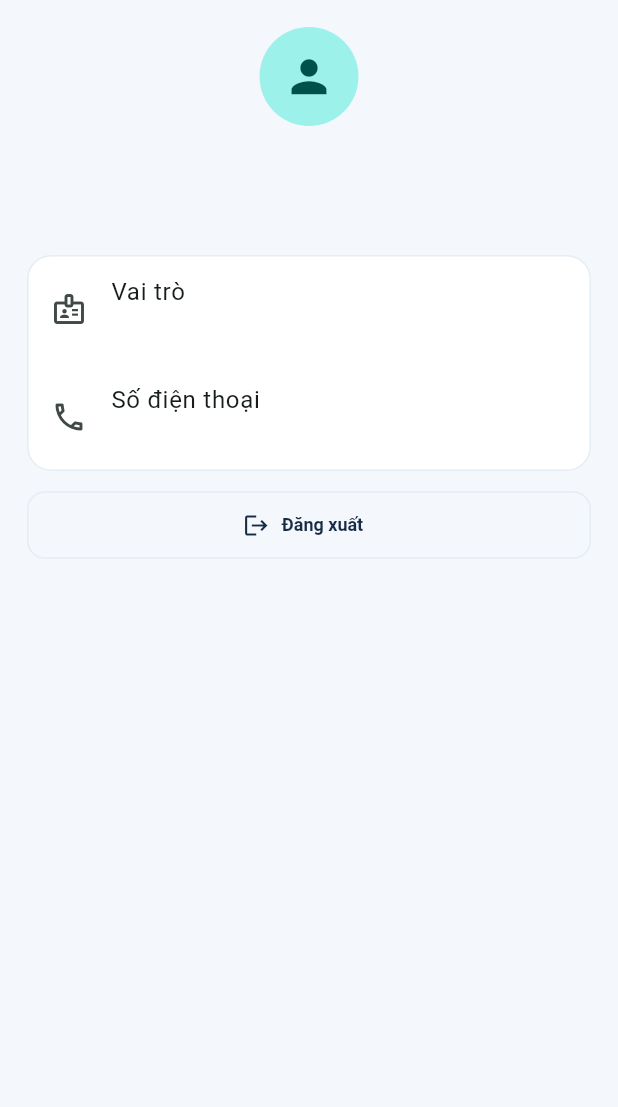
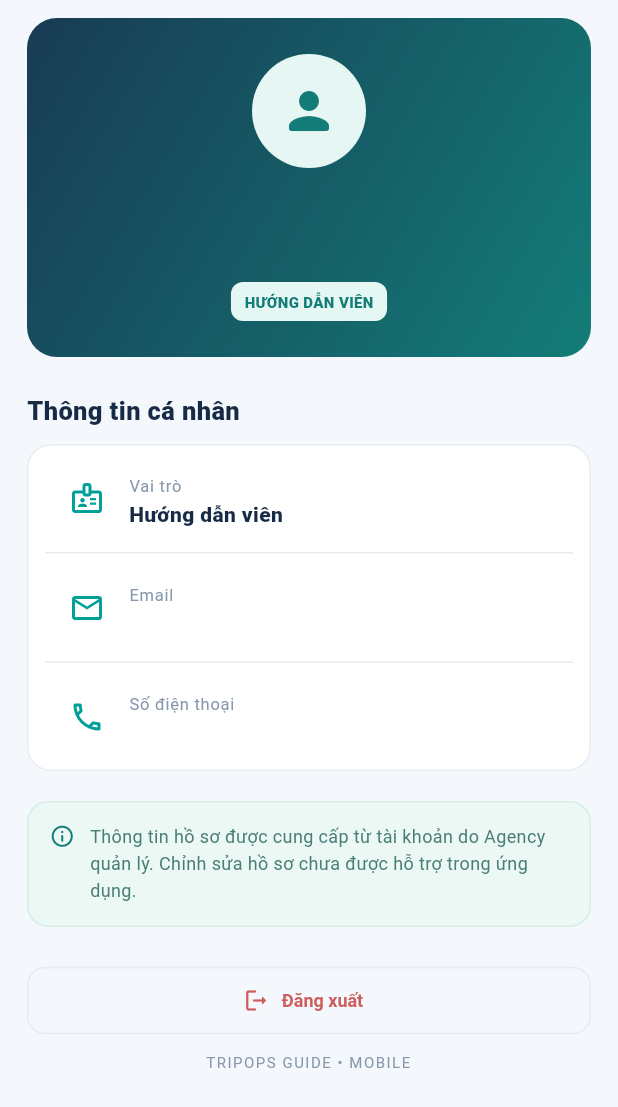
Before and after one commit to fallforsal/TripOps, a Flutter app: the ProfileScreen widget shown alone on an empty page, opened directly with empty values, on a phone screen of 412 x 824 dp. Shown: the top 1107 px of the screen. Run offline on Flutter 3.47's test engine with Material 3 defaults, Android fonts, the phone set to English and light mode, and no system bars; our stand-ins replace cookie_jar, dio, dio_cookie_manager; accounts and stored records are empty; network calls fail.

Commit message:
style(guide): polish check-in, incident reporting and profile screens

```diff
--- a/guide_mobile_flutter/lib/features/profile/presentation/profile_screen.dart
+++ b/guide_mobile_flutter/lib/features/profile/presentation/profile_screen.dart
@@ -1,5 +1,6 @@
 import 'package:flutter/material.dart';
 import '../../../core/theme/app_theme.dart';
+import '../../../core/widgets/guide_ui.dart';
 import '../../../core/widgets/view_helpers.dart';
 import '../../auth/domain/guide_account.dart';
 
@@ -14,25 +15,89 @@ class ProfileScreen extends StatelessWidget {
   @override
   Widget build(BuildContext context) => ListView(
     physics: const AlwaysScrollableScrollPhysics(),
-    padding: const EdgeInsets.all(18),
+    padding: const EdgeInsets.fromLTRB(18, 12, 18, 28),
     children: [
-      const CircleAvatar(radius: 33, child: Icon(Icons.person, size: 35)),
-      space(),
-      Text(account.name, textAlign: TextAlign.center,
-        style: const TextStyle(fontSize: 23, fontWeight: FontWeight.bold)),
-      Text(account.email, textAlign: TextAlign.center,
-        style: const TextStyle(color: muted)),
+      Container(
+        padding: const EdgeInsets.symmetric(
+          horizontal: 19, vertical: 24,
+        ),
+        decoration: BoxDecoration(
+          gradient: const LinearGradient(
+            colors: [Color(0xFF183B54), Color(0xFF137D78)],
+            begin: Alignment.topLeft, end: Alignment.bottomRight,
+          ),
+          borderRadius: BorderRadius.circular(20),
+        ),
+        child: Column(children: [
+          const CircleAvatar(
+            radius: 38, backgroundColor: Color(0xFFE6F6F2),
+            child: Icon(Icons.person_rounded, color: deepTeal, size: 40),
+          ),
+          space(12),
+          Text(account.name, textAlign: TextAlign.center,
+            style: const TextStyle(
+              color: Colors.white, fontSize: 21,
+              fontWeight: FontWeight.w900,
+            )),
+          space(5),
+          Text(account.email, textAlign: TextAlign.center,
+            style: const TextStyle(
+              color: Color(0xFFDBEFEE), fontSize: 12,
+            )),
+          space(12),
+          const GuideStatusPill('HƯỚNG DẪN VIÊN',
+            background: Color(0xFFE5F7F2), foreground: deepTeal),
+        ]),
+      ),
+      space(24),
+      const GuideSectionTitle('Thông tin cá nhân'),
+      space(10),
+      Card(child: Padding(
+        padding: const EdgeInsets.symmetric(horizontal: 12),
+        child: Column(children: [
+          ListTile(
+            leading: const Icon(Icons.badge_outlined, color: teal),
+            title: const Text('Vai trò',
+              style: TextStyle(color: muted, fontSize: 11)),
+            subtitle: const Text('Hướng dẫn viên',
+              style: TextStyle(color: ink, fontWeight: FontWeight.w800)),
+          ),
+          const Divider(height: 1),
+          ListTile(
+            leading: const Icon(Icons.mail_outline, color: teal),
+            title: const Text('Email',
+              style: TextStyle(color: muted, fontSize: 11)),
+            subtitle: Text(account.email,
+              style: const TextStyle(color: ink,
+                fontWeight: FontWeight.w800)),
+          ),
+          const Divider(height: 1),
+          ListTile(
+            leading: const Icon(Icons.phone_outlined, color: teal),
+            title: const Text('Số điện thoại',
+              style: TextStyle(color: muted, fontSize: 11)),
+            subtitle: Text(account.phone ?? 'Chưa cập nhật',
+              style: const TextStyle(color: ink,
+                fontWeight: FontWeight.w800)),
+          ),
+        ]),
+      )),
       space(20),
-      Card(child: Column(children: [
-        ListTile(leading: const Icon(Icons.badge_outlined),
-          title: const Text('Vai trò'), subtitle: Text(account.role)),
-        ListTile(leading: const Icon(Icons.phone_outlined),
-          title: const Text('Số điện thoại'),
-          subtitle: Text(account.phone ?? 'Chưa cập nhật')),
-      ])),
-      space(),
-      OutlinedButton.icon(onPressed: onLogout,
-        icon: const Icon(Icons.logout), label: const Text('Đăng xuất')),
+      const GuideInfoBanner(
+        icon: Icons.info_outline,
+        message: 'Thông tin hồ sơ được cung cấp từ tài khoản do Agency quản lý. Chỉnh sửa hồ sơ chưa được hỗ trợ trong ứng dụng.',
+      ),
+      space(25),
+      OutlinedButton.icon(
+        onPressed: onLogout,
+        icon: const Icon(Icons.logout_rounded, color: Color(0xFFCE5D5D)),
+        label: const Text('Đăng xuất',
+          style: TextStyle(color: Color(0xFFCE5D5D))),
+      ),
+      space(10),
+      const Text('TRIPOPS GUIDE • MOBILE',
+        textAlign: TextAlign.center,
+        style: TextStyle(fontSize: 10, color: muted, letterSpacing: 1)),
     ],
   );
 }
```
